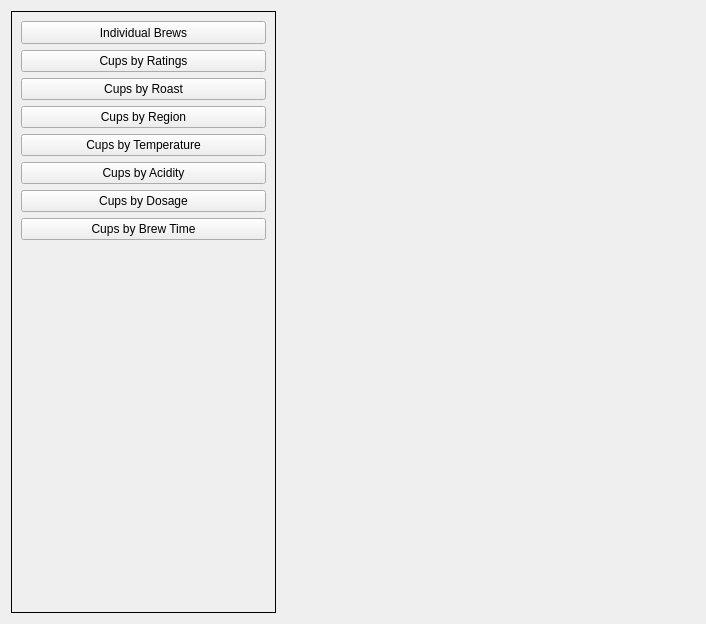
Old version of the form components/viewbrewswidget.ui in the repository rowankp/perfect-pour-over.
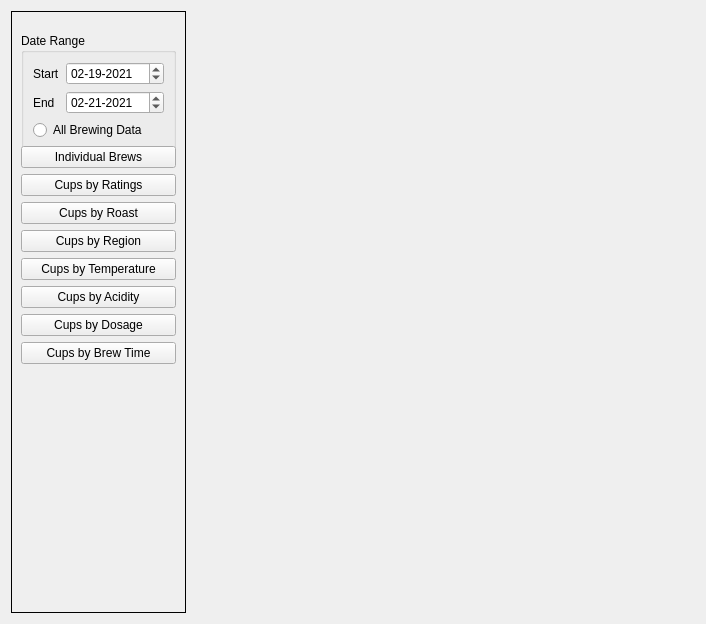
New version of the form. Custom widgets are drawn as their Qt base class.

What changed in the file:
```diff
--- a/components/viewbrewswidget.ui
+++ b/components/viewbrewswidget.ui
@@ -16,9 +16,15 @@
   <layout class="QHBoxLayout" name="horizontalLayout">
    <item>
     <widget class="QFrame" name="frame_buttons">
+     <property name="minimumSize">
+      <size>
+       <width>175</width>
+       <height>0</height>
+      </size>
+     </property>
      <property name="maximumSize">
       <size>
-       <width>265</width>
+       <width>175</width>
        <height>16777215</height>
       </size>
      </property>
@@ -29,6 +35,121 @@
       <enum>QFrame::Plain</enum>
      </property>
      <layout class="QVBoxLayout" name="verticalLayout">
+      <item>
+       <widget class="QGroupBox" name="groupBox_date">
+        <property name="sizePolicy">
+         <sizepolicy hsizetype="Preferred" vsizetype="Preferred">
+          <horstretch>0</horstretch>
+          <verstretch>0</verstretch>
+         </sizepolicy>
+        </property>
+        <property name="maximumSize">
+         <size>
+          <width>16777215</width>
+          <height>95</height>
+         </size>
+        </property>
+        <property name="title">
+         <string>Date Range</string>
+        </property>
+        <layout class="QFormLayout" name="formLayout">
+         <property name="sizeConstraint">
+          <enum>QLayout::SetMinimumSize</enum>
+         </property>
+         <item row="0" column="0">
+          <widget class="QLabel" name="label_start">
+           <property name="maximumSize">
+            <size>
+             <width>16777215</width>
+             <height>16777215</height>
+            </size>
+           </property>
+           <property name="text">
+            <string>Start</string>
+           </property>
+          </widget>
+         </item>
+         <item row="0" column="1">
+          <widget class="QDateEdit" name="dateEdit_start">
+           <property name="maximumSize">
+            <size>
+             <width>16777215</width>
+             <height>16777215</height>
+            </size>
+           </property>
+           <property name="dateTime">
+            <datetime>
+             <hour>0</hour>
+             <minute>0</minute>
+             <second>0</second>
+             <year>2021</year>
+             <month>2</month>
+             <day>19</day>
+            </datetime>
+           </property>
+           <property name="currentSection">
+            <enum>QDateTimeEdit::MonthSection</enum>
+           </property>
+           <property name="displayFormat">
+            <string>MM-dd-yyyy</string>
+           </property>
+          </widget>
+         </item>
+         <item row="1" column="0">
+          <widget class="QLabel" name="label_end">
+           <property name="maximumSize">
+            <size>
+             <width>16777215</width>
+             <height>16777215</height>
+            </size>
+           </property>
+           <property name="text">
+            <string>End</string>
+           </property>
+          </widget>
+         </item>
+         <item row="1" column="1">
+          <widget class="QDateEdit" name="dateEdit_end">
+           <property name="sizePolicy">
+            <sizepolicy hsizetype="Minimum" vsizetype="Fixed">
+             <horstretch>0</horstretch>
+             <verstretch>0</verstretch>
+            </sizepolicy>
+           </property>
+           <property name="maximumSize">
+            <size>
+             <width>16777215</width>
+             <height>16777215</height>
+            </size>
+           </property>
+           <property name="dateTime">
+            <datetime>
+             <hour>0</hour>
+             <minute>0</minute>
+             <second>0</second>
+             <year>2021</year>
+             <month>2</month>
+             <day>21</day>
+            </datetime>
+           </property>
+           <property name="currentSection">
+            <enum>QDateTimeEdit::MonthSection</enum>
+           </property>
+           <property name="displayFormat">
+            <string>MM-dd-yyyy</string>
+           </property>
+          </widget>
+         </item>
+         <item row="2" column="0" colspan="2">
+          <widget class="QRadioButton" name="radioButton_allData">
+           <property name="text">
+            <string>All Brewing Data</string>
+           </property>
+          </widget>
+         </item>
+        </layout>
+       </widget>
+      </item>
       <item>
        <widget class="QPushButton" name="button_individual">
         <property name="sizePolicy">
@@ -39,13 +160,13 @@
         </property>
         <property name="minimumSize">
          <size>
-          <width>245</width>
-          <height>23</height>
+          <width>0</width>
+          <height>0</height>
          </size>
         </property>
         <property name="maximumSize">
          <size>
-          <width>245</width>
+          <width>16777215</width>
           <height>16777215</height>
          </size>
         </property>
@@ -58,13 +179,13 @@
        <widget class="ViewButton" name="button_ratings">
         <property name="minimumSize">
          <size>
-          <width>245</width>
+          <width>0</width>
           <height>0</height>
          </size>
         </property>
         <property name="maximumSize">
          <size>
-          <width>245</width>
+          <width>16777215</width>
           <height>16777215</height>
          </size>
         </property>
@@ -77,13 +198,13 @@
        <widget class="ViewButton" name="button_roasts">
         <property name="minimumSize">
          <size>
-          <width>245</width>
+          <width>0</width>
           <height>0</height>
          </size>
         </property>
         <property name="maximumSize">
          <size>
-          <width>245</width>
+          <width>16777215</width>
           <height>16777215</height>
          </size>
         </property>
@@ -96,13 +217,13 @@
        <widget class="ViewButton" name="button_regions">
         <property name="minimumSize">
          <size>
-          <width>245</width>
+          <width>0</width>
           <height>0</height>
          </size>
         </property>
         <property name="maximumSize">
          <size>
-          <width>245</width>
+          <width>16777215</width>
           <height>16777215</height>
          </size>
         </property>
@@ -115,13 +236,13 @@
        <widget class="ViewButton" name="button_temperature">
         <property name="minimumSize">
          <size>
-          <width>245</width>
+          <width>0</width>
           <height>0</height>
          </size>
         </property>
         <property name="maximumSize">
          <size>
-          <width>245</width>
+          <width>16777215</width>
           <height>16777215</height>
          </size>
         </property>
@@ -134,13 +255,13 @@
        <widget class="ViewButton" name="button_acidity">
         <property name="minimumSize">
          <size>
-          <width>245</width>
+          <width>0</width>
           <height>0</height>
          </size>
         </property>
         <property name="maximumSize">
          <size>
-          <width>245</width>
+          <width>16777215</width>
           <height>16777215</height>
          </size>
         </property>
@@ -153,13 +274,13 @@
        <widget class="ViewButton" name="button_dosages">
         <property name="minimumSize">
          <size>
-          <width>245</width>
+          <width>0</width>
           <height>0</height>
          </size>
         </property>
         <property name="maximumSize">
          <size>
-          <width>245</width>
+          <width>16777215</width>
           <height>16777215</height>
          </size>
         </property>
@@ -172,13 +293,13 @@
        <widget class="ViewButton" name="button_times">
         <property name="minimumSize">
          <size>
-          <width>245</width>
+          <width>0</width>
           <height>0</height>
          </size>
         </property>
         <property name="maximumSize">
          <size>
-          <width>245</width>
+          <width>16777215</width>
           <height>16777215</height>
          </size>
         </property>
@@ -197,13 +318,13 @@
         </property>
         <property name="minimumSize">
          <size>
-          <width>245</width>
+          <width>0</width>
           <height>0</height>
          </size>
         </property>
         <property name="maximumSize">
          <size>
-          <width>245</width>
+          <width>16777215</width>
           <height>16777215</height>
          </size>
         </property>
```
